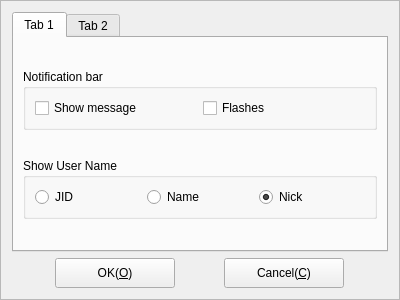
Before: the Qt Designer form Widgets/FrmOptions/FrmOptions.ui in KangLin/RabbitIm, drawn with Qt 5.
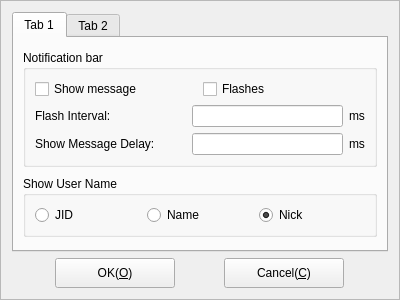
After: the same form once the commit is applied.

The edit to the form file:
```diff
--- a/Widgets/FrmOptions/FrmOptions.ui
+++ b/Widgets/FrmOptions/FrmOptions.ui
@@ -46,18 +46,88 @@
          </property>
          <layout class="QGridLayout" name="gridLayout_2">
           <item row="0" column="0">
+           <layout class="QHBoxLayout" name="horizontalLayout_3">
+            <item>
            <widget class="QCheckBox" name="cbNotificationShowMessage">
             <property name="text">
              <string>Show message</string>
             </property>
            </widget>
           </item>
-          <item row="0" column="1">
+            <item>
            <widget class="QCheckBox" name="cbNotificationFlash">
             <property name="text">
              <string>Flashes</string>
             </property>
            </widget>
+            </item>
+           </layout>
+          </item>
+          <item row="1" column="0">
+           <layout class="QHBoxLayout" name="horizontalLayout_2">
+            <item>
+             <widget class="QLabel" name="label">
+              <property name="sizePolicy">
+               <sizepolicy hsizetype="MinimumExpanding" vsizetype="Preferred">
+                <horstretch>0</horstretch>
+                <verstretch>0</verstretch>
+               </sizepolicy>
+              </property>
+              <property name="minimumSize">
+               <size>
+                <width>120</width>
+                <height>0</height>
+               </size>
+              </property>
+              <property name="text">
+               <string>Flash Interval: </string>
+              </property>
+             </widget>
+            </item>
+            <item>
+             <widget class="QLineEdit" name="txtFlashInterval"/>
+            </item>
+            <item>
+             <widget class="QLabel" name="label_2">
+              <property name="text">
+               <string>ms</string>
+              </property>
+             </widget>
+            </item>
+           </layout>
+          </item>
+          <item row="2" column="0">
+           <layout class="QHBoxLayout" name="horizontalLayout_4">
+            <item>
+             <widget class="QLabel" name="label_4">
+              <property name="sizePolicy">
+               <sizepolicy hsizetype="MinimumExpanding" vsizetype="Preferred">
+                <horstretch>0</horstretch>
+                <verstretch>0</verstretch>
+               </sizepolicy>
+              </property>
+              <property name="minimumSize">
+               <size>
+                <width>120</width>
+                <height>0</height>
+               </size>
+              </property>
+              <property name="text">
+               <string>Show Message Delay:</string>
+              </property>
+             </widget>
+            </item>
+            <item>
+             <widget class="QLineEdit" name="txtShowMessageDelay"/>
+            </item>
+            <item>
+             <widget class="QLabel" name="label_3">
+              <property name="text">
+               <string>ms</string>
+              </property>
+             </widget>
+            </item>
+           </layout>
           </item>
          </layout>
         </widget>
```
Lines whose indentation alone changed are shown as unchanged.
